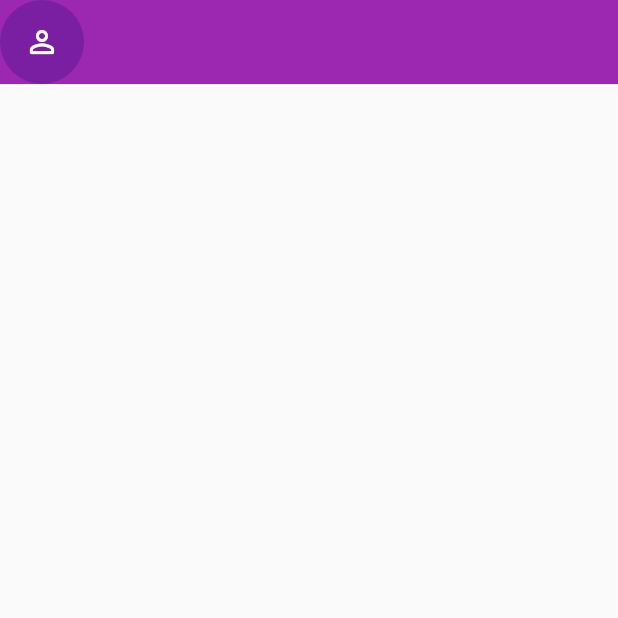
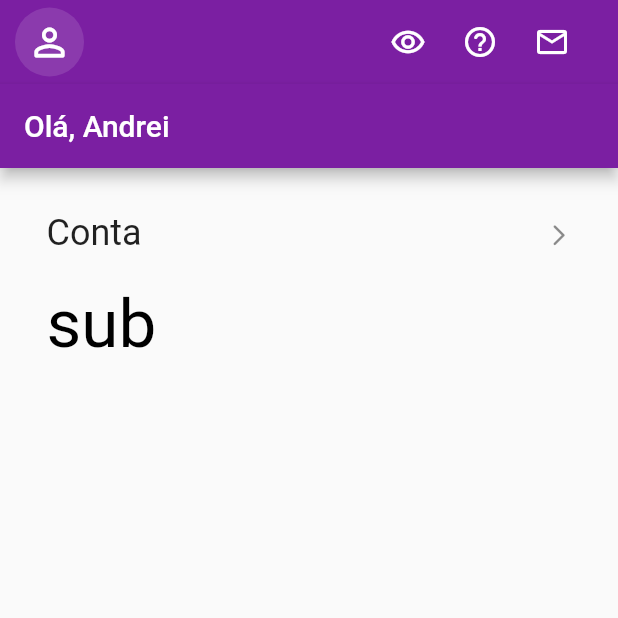
Before and after one commit to AndreiiMorais/clone_nubank, a Flutter app: the screen it shows after launch, on a phone screen of 412 x 824 dp, the top half of it. Run offline on Flutter 3.47's test engine with Material 2 defaults, Android fonts, the phone set to English and light mode, and no system bars.

Commit message:
created homepage

```diff
--- a/clone_nubank/lib/main.dart
+++ b/clone_nubank/lib/main.dart
@@ -1,5 +1,6 @@
 import 'package:clone_nubank/pages/homepage.dart';
 import 'package:clone_nubank/pages/login_page.dart';
+import 'package:clone_nubank/themes/themes.dart';
 import 'package:flutter/material.dart';
 
 void main() {
@@ -12,10 +13,9 @@ class MyApp extends StatelessWidget {
   @override
   Widget build(BuildContext context) {
     return MaterialApp(
+      debugShowCheckedModeBanner: false,
       title: 'Flutter Demo',
-      theme: ThemeData(
-        primarySwatch: Colors.purple,// alterar tema
-      ),
+      theme: theme,
       home: HomePage(),
     );
   }
--- a/clone_nubank/lib/pages/homepage.dart
+++ b/clone_nubank/lib/pages/homepage.dart
@@ -14,18 +14,77 @@ class _HomePageState extends State<HomePage> {
       body: NestedScrollView(
         headerSliverBuilder: (context, innerBoxIsScrolled) => [
           SliverAppBar(
-            leading: CircleAvatar(
-              child: IconButton(
-                icon: const Icon(
-                  Icons.person_outline_rounded,
-                  color: Colors.white,
+            backgroundColor: Colors.purple.shade700,
+            leading: Padding(
+              padding: const EdgeInsets.only(left: 10),
+              child: CircleAvatar(
+                backgroundColor: Colors.white12,
+                child: IconButton(
+                  splashColor: Colors.purple.shade900,
+                  padding: const EdgeInsets.all(5),
+                  icon: const Icon(
+                    Icons.person_outline_rounded,
+                    color: Colors.white,
+                    size: 30,
+                  ),
+                  onPressed: () {},
                 ),
+              ),
+            ),
+            bottom: AppBar(
+              backgroundColor: Colors.purple.shade700,
+              title: Text('Olá, Andrei'),
+            ),
+            actions: [
+              IconButton(
+                splashColor: Colors.purple.shade900,
+                icon: const Icon(Icons.remove_red_eye_outlined),
                 onPressed: () {},
               ),
-            ),
+              IconButton(
+                splashColor: Colors.purple.shade900,
+                icon: const Icon(Icons.help_outline_rounded),
+                onPressed: () {},
+              ),
+              Padding(
+                padding: const EdgeInsets.only(right: 20),
+                child: IconButton(
+                  splashColor: Colors.purple.shade900,
+                  icon: const Icon(
+                    Icons.mail_outline,
+                  ),
+                  onPressed: () {},
+                ),
+              )
+            ],
           ),
         ],
-        body: Container(),
+        body: Column(
+          children: [
+            Padding(
+              padding: const EdgeInsets.only(top: 20, left: 15, right: 15),
+              child: ListTile(
+                onTap: () {},
+                title: Padding(
+                  padding: const EdgeInsets.only(top: 5),
+                  child: Text(
+                    'Conta',
+                    style: Theme.of(context).textTheme.headline5,
+                  ),
+                ),
+                subtitle: Padding(
+                  padding: const EdgeInsets.only(top: 20),
+                  child:
+                      Text('sub', style: Theme.of(context).textTheme.headline3),
+                ),
+                trailing: const Icon(
+                  Icons.arrow_forward_ios_rounded,
+                  size: 17,
+                ),
+              ),
+            )
+          ],
+        ),
       ),
     );
   }
--- a/clone_nubank/lib/themes/themes.dart
+++ b/clone_nubank/lib/themes/themes.dart
@@ -1,3 +1,5 @@
 import 'package:flutter/material.dart';
 
-theme = ThemeData();
+final theme = ThemeData(
+    primaryColor: Colors.purple.shade700,
+    textTheme: TextTheme(headline3: TextStyle(color: Colors.black)));
```
